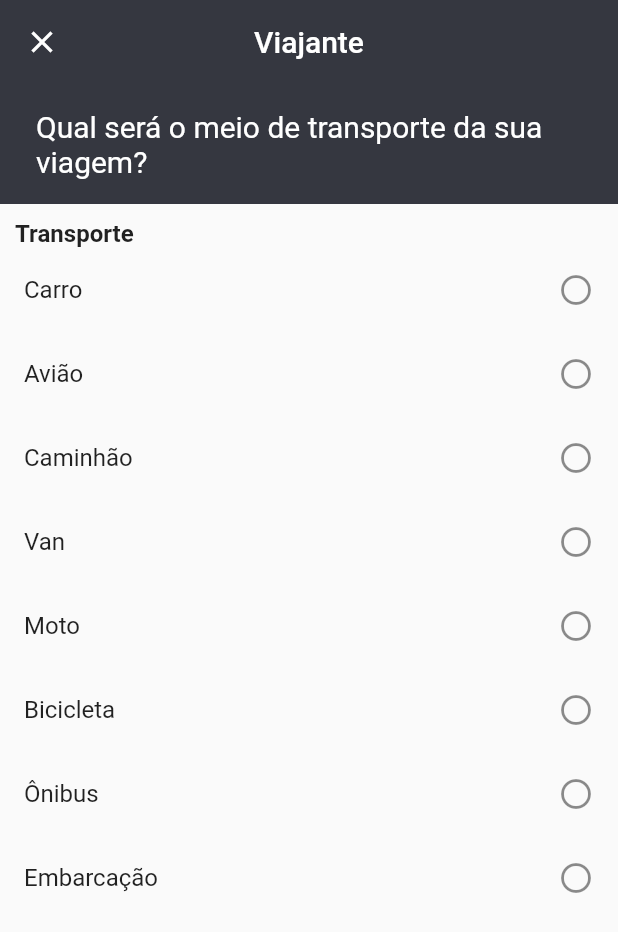
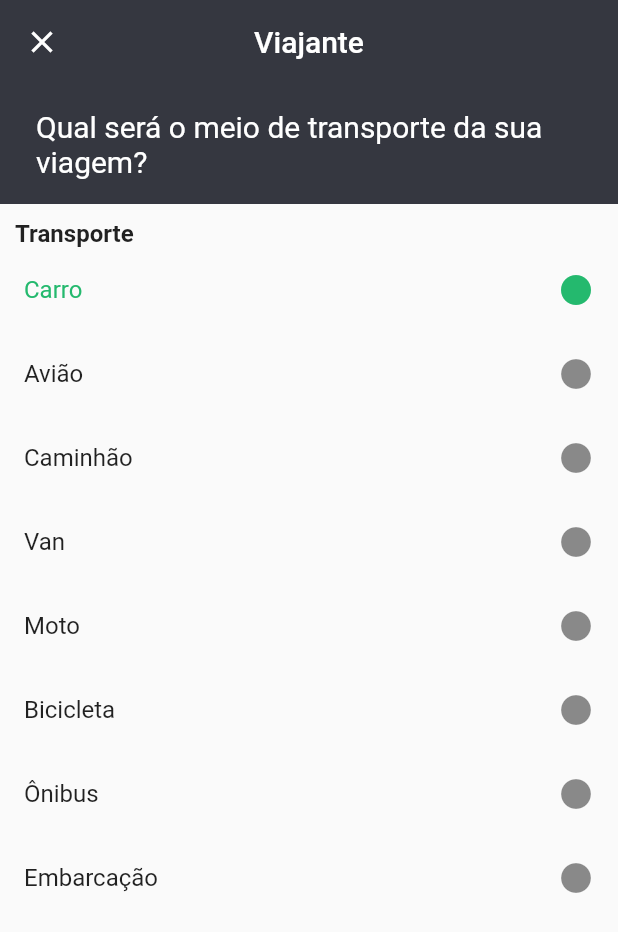
Before and after one commit to pf-haidar/muvver, a Flutter app: the screen it shows after launch, after a tap on "Viajante", on a phone screen of 412 x 824 dp. Shown: the top 932 px of the screen. Run offline on Flutter 3.47's test engine with Material 2 defaults, Android fonts, the phone set to English and light mode, and no system bars; our stand-ins replace flutter_svg.

Commit message:
ListTile selection Working

```diff
--- a/lib/views/home/components/ink_button_traveller.dart
+++ b/lib/views/home/components/ink_button_traveller.dart
@@ -47,6 +47,7 @@ Widget inkButtonTraveller(BuildContext context) {
               padding: const EdgeInsets.only(right: 15),
               child: SvgPicture.asset(
                 'assets/images/delivery-truck.svg',
+                color: Colors.blue,
               ),
             ),
           ],
--- a/lib/views/transport_selection/transport_selection.dart
+++ b/lib/views/transport_selection/transport_selection.dart
@@ -22,6 +22,8 @@ class _TransportSelectionState extends State<TransportSelection> {
     Transport(name: 'Ônibus'),
     Transport(name: 'Embarcação'),
   ];
+
+  int _selectedIndex = 0;
 
   @override
   Widget build(BuildContext context) {
@@ -69,10 +71,17 @@ class _TransportSelectionState extends State<TransportSelection> {
                 itemCount: allTransports.length,
                 shrinkWrap: true,
                 itemBuilder: ((context, index) {
-                  return TransportListTileWidget(
-                      transport: allTransports[index],
-                      isSelected: false,
-                      onSelectedTransport: selectTransport);
+                  return ListTile(
+                    selectedColor: const Color.fromRGBO(36, 185, 110, 1),
+                    title: Text(allTransports[index].name),
+                    selected: index == _selectedIndex,
+                    onTap: () {
+                      setState(() {
+                        _selectedIndex = index;
+                      });
+                    },
+                    trailing: const Icon(Icons.circle_rounded),
+                  );
                 }),
               )
             ],
```
